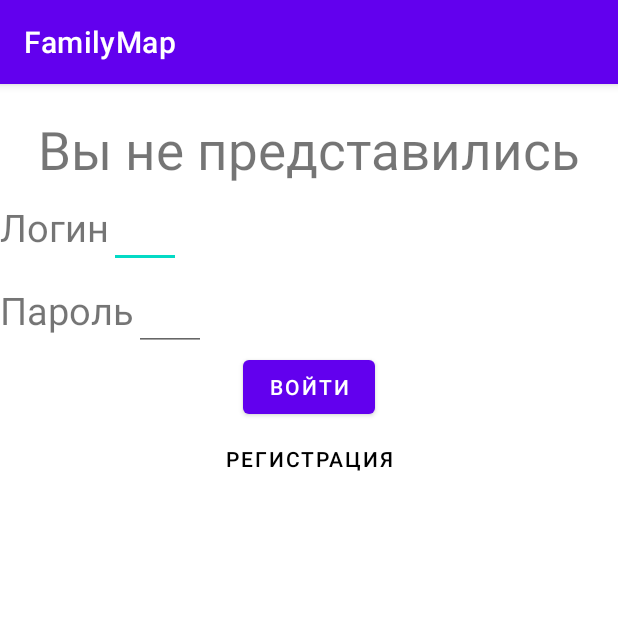
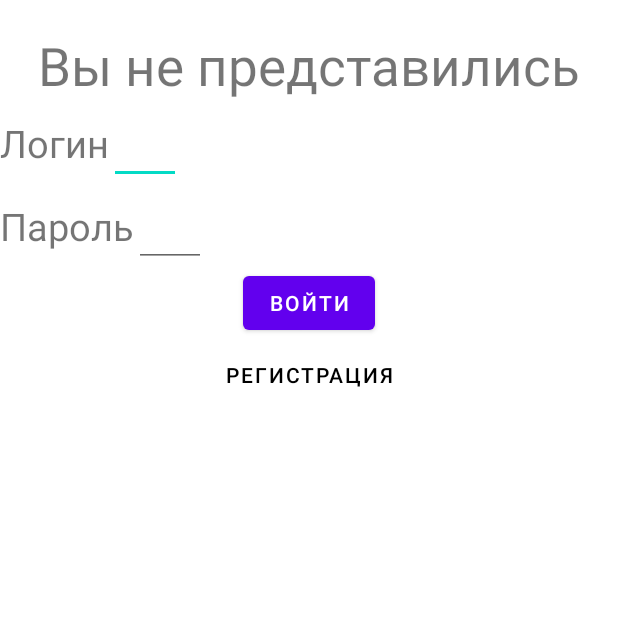
Before and after one commit to titovtima/FamilyMap, an Android app: the screen it shows after launch (UserActivity), after a tap on "Пользователь", on a phone screen of 412 x 824 dp, the top half of it. Run offline under Robolectric (Android 15) with nearby library versions, the phone set to English and light mode, and no system bars; libraries missing offline, so code that uses them is left out: com.yandex.mapkit; 7 statements that could not run were skipped.

Commit message:
remove action bar

```diff
--- a/app/src/main/res/values/themes.xml
+++ b/app/src/main/res/values/themes.xml
@@ -1,6 +1,6 @@
 <resources xmlns:tools="http://schemas.android.com/tools">
     <!-- Base application theme. -->
-    <style name="Theme.FamilyMap" parent="Theme.MaterialComponents.DayNight.DarkActionBar">
+    <style name="Theme.FamilyMap" parent="Theme.MaterialComponents.DayNight.NoActionBar">
         <!-- Primary brand color. -->
         <item name="colorPrimary">@color/purple_500</item>
         <item name="colorPrimaryVariant">@color/purple_700</item>
```
